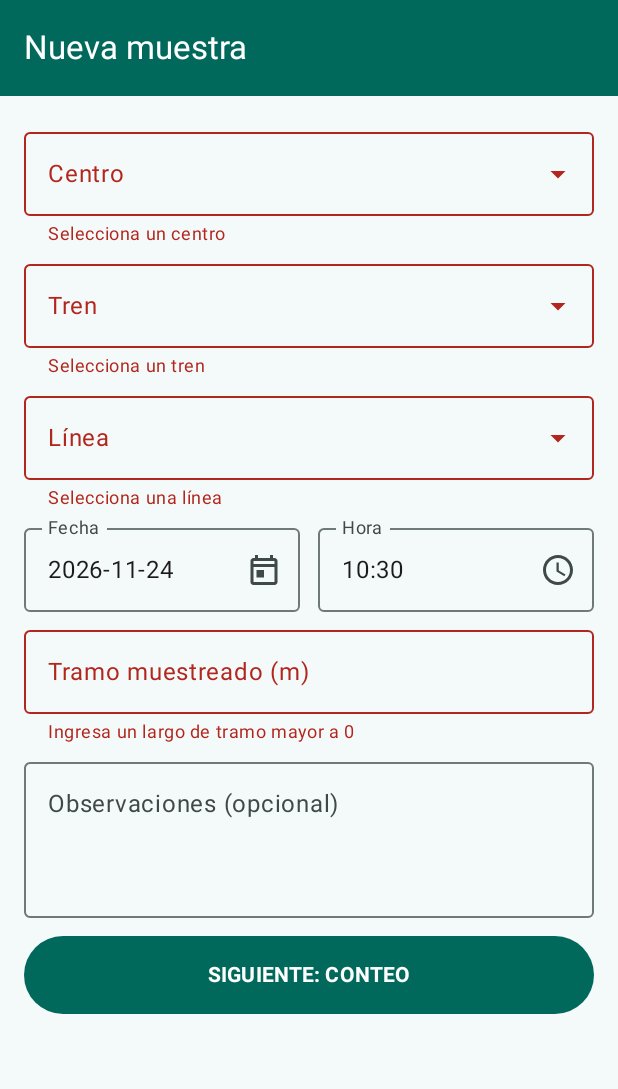
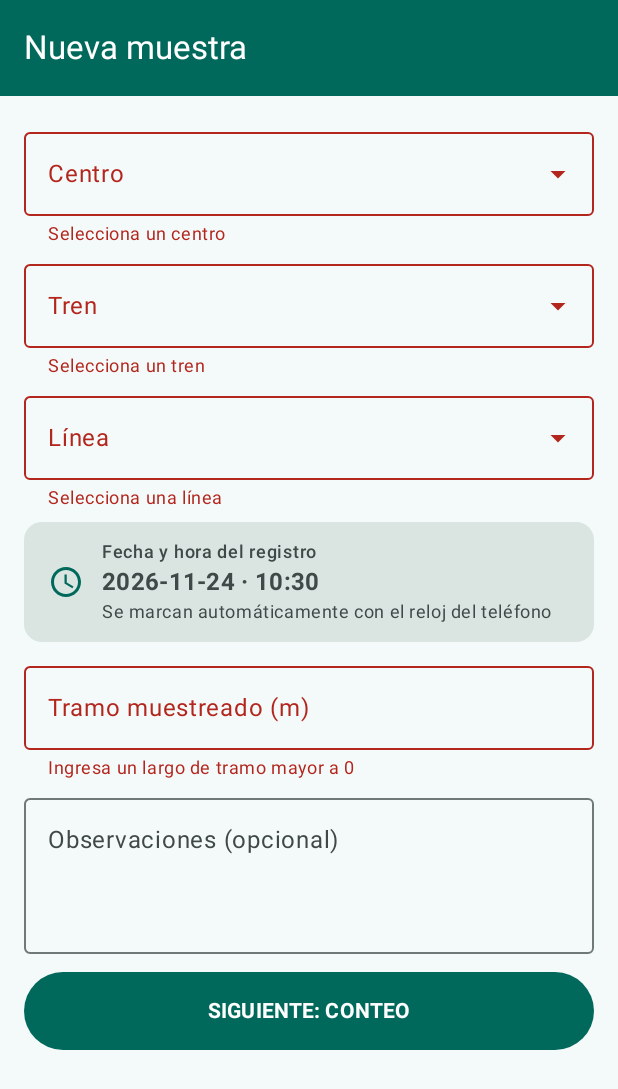
Before and after one commit to Catal2s/AquaSample-DSY1105, an Android app built with Jetpack Compose: the NuevaMuestraScreen screen opened through its navigation route, after a tap on "SIGUIENTE: CONTEO", on a phone screen of 412 x 824 dp. Shown: the top 1089 px of the screen. Run offline under Robolectric (Android 15) with nearby library versions, the phone set to English and light mode, and no system bars.

Commit message:
feat(formulario): marca la fecha y hora automáticamente con el reloj del teléfono
La fecha y la hora ya no se escriben: se marcan al abrir Nueva muestra y otra vez al enviar, para registrar el momento exacto. Se quitan el calendario, el reloj y sus validaciones.

```diff
--- a/app/src/main/java/com/example/aquasample/ui/screens/NuevaMuestraScreen.kt
+++ b/app/src/main/java/com/example/aquasample/ui/screens/NuevaMuestraScreen.kt
@@ -8,25 +8,27 @@ import androidx.compose.foundation.layout.fillMaxWidth
 import androidx.compose.foundation.layout.height
 import androidx.compose.foundation.layout.padding
 import androidx.compose.foundation.rememberScrollState
+import androidx.compose.foundation.shape.RoundedCornerShape
 import androidx.compose.foundation.verticalScroll
 import androidx.compose.material3.Button
+import androidx.compose.material3.Icon
+import androidx.compose.material3.MaterialTheme
+import androidx.compose.material3.Surface
 import androidx.compose.material3.Text
 import androidx.compose.runtime.Composable
+import androidx.compose.runtime.LaunchedEffect
 import androidx.compose.runtime.collectAsState
 import androidx.compose.runtime.getValue
-import androidx.compose.runtime.mutableStateOf
-import androidx.compose.runtime.saveable.rememberSaveable
-import androidx.compose.runtime.setValue
+import androidx.compose.ui.Alignment
 import androidx.compose.ui.Modifier
+import androidx.compose.ui.res.painterResource
+import androidx.compose.ui.semantics.semantics
 import androidx.compose.ui.text.font.FontWeight
 import androidx.compose.ui.text.input.KeyboardType
 import androidx.compose.ui.unit.dp
 import androidx.navigation.NavController
 import com.example.aquasample.R
-import com.example.aquasample.ui.components.CampoSeleccion
 import com.example.aquasample.ui.components.CampoTexto
-import com.example.aquasample.ui.components.DialogoFecha
-import com.example.aquasample.ui.components.DialogoHora
 import com.example.aquasample.ui.components.Selector
 import com.example.aquasample.ui.navigation.Rutas
 import com.example.aquasample.viewmodel.CampoMuestra
@@ -35,9 +37,9 @@ import com.example.aquasample.viewmodel.MuestraViewModel
 @Composable
 fun NuevaMuestraScreen(muestraViewModel: MuestraViewModel, navController: NavController) {
     val estado by muestraViewModel.uiState.collectAsState()
-    // Solo indican si el diálogo está abierto (estado de la vista, no del formulario).
-    var mostrarCalendario by rememberSaveable { mutableStateOf(false) }
-    var mostrarReloj by rememberSaveable { mutableStateOf(false) }
+
+    // Al abrir la pantalla se marca la fecha y hora actuales del teléfono.
+    LaunchedEffect(Unit) { muestraViewModel.marcarFechaHoraActual() }
 
     Column(
         modifier = Modifier
@@ -74,43 +76,8 @@ fun NuevaMuestraScreen(muestraViewModel: MuestraViewModel, navController: NavCon
             textoSinOpciones = "Primero selecciona un tren"
         )
 
-        // Fecha y hora parten con las del teléfono; al tocarlas se abre el calendario o el reloj.
-        Row(horizontalArrangement = Arrangement.spacedBy(12.dp)) {
-            CampoSeleccion(
-                valor = estado.fecha,
-                etiqueta = "Fecha",
-                icono = R.drawable.ic_calendario,
-                onClick = { mostrarCalendario = true },
-                error = estado.errores[CampoMuestra.FECHA],
-                modifier = Modifier.weight(1f)
-            )
-            CampoSeleccion(
-                valor = estado.hora,
-                etiqueta = "Hora",
-                icono = R.drawable.ic_reloj,
-                onClick = { mostrarReloj = true },
-                error = estado.errores[CampoMuestra.HORA],
-                modifier = Modifier.weight(1f)
-            )
-        }
-
-        if (mostrarCalendario) {
-            DialogoFecha(
-                fechaInicialMillis = muestraViewModel.fechaEnMillis(),
-                hoyMillis = muestraViewModel.hoyEnMillis(),
-                onConfirmar = muestraViewModel::onFechaElegida,
-                onCerrar = { mostrarCalendario = false }
-            )
-        }
-        if (mostrarReloj) {
-            val (hora, minuto) = muestraViewModel.horaYMinuto()
-            DialogoHora(
-                horaInicial = hora,
-                minutoInicial = minuto,
-                onConfirmar = muestraViewModel::onHoraElegida,
-                onCerrar = { mostrarReloj = false }
-            )
-        }
+        // Fecha y hora: se marcan solas con el reloj del teléfono (no se escriben).
+        FechaHoraAutomatica(fecha = estado.fecha, hora = estado.hora)
 
         CampoTexto(
             valor = estado.tramo,
@@ -143,3 +110,40 @@ fun NuevaMuestraScreen(muestraViewModel: MuestraViewModel, navController: NavCon
         }
     }
 }
+
+/**
+ * Muestra la fecha y la hora del registro como información fija (no editable).
+ * Se marcan automáticamente al abrir el formulario y se actualizan al enviar la muestra.
+ */
+@Composable
+private fun FechaHoraAutomatica(fecha: String, hora: String) {
+    Surface(
+        color = MaterialTheme.colorScheme.surfaceVariant,
+        shape = RoundedCornerShape(12.dp),
+        modifier = Modifier
+            .fillMaxWidth()
+            .padding(vertical = 4.dp)
+            .semantics(mergeDescendants = true) {}
+    ) {
+        Row(
+            modifier = Modifier.padding(horizontal = 16.dp, vertical = 12.dp),
+            verticalAlignment = Alignment.CenterVertically,
+            horizontalArrangement = Arrangement.spacedBy(12.dp)
+        ) {
+            Icon(
+                painter = painterResource(R.drawable.ic_reloj),
+                contentDescription = null,
+                tint = MaterialTheme.colorScheme.primary
+            )
+            Column {
+                Text("Fecha y hora del registro", style = MaterialTheme.typography.labelMedium)
+                Text("$fecha · $hora", style = MaterialTheme.typography.titleMedium, fontWeight = FontWeight.Bold)
+                Text(
+                    "Se marcan automáticamente con el reloj del teléfono",
+                    style = MaterialTheme.typography.bodySmall,
+                    color = MaterialTheme.colorScheme.onSurfaceVariant
+                )
+            }
+        }
+    }
+}
--- a/app/src/main/java/com/example/aquasample/viewmodel/MuestraViewModel.kt
+++ b/app/src/main/java/com/example/aquasample/viewmodel/MuestraViewModel.kt
@@ -18,10 +18,9 @@ import kotlinx.coroutines.flow.update
 import java.text.SimpleDateFormat
 import java.util.Date
 import java.util.Locale
-import java.util.TimeZone
 
 /** Campos que se validan, para mostrar el error debajo del campo correcto. */
-enum class CampoMuestra { CENTRO, TREN, LINEA, FECHA, HORA, TRAMO, INDIVIDUOS, CALIBRE, FOTO }
+enum class CampoMuestra { CENTRO, TREN, LINEA, TRAMO, INDIVIDUOS, CALIBRE, FOTO }
 
 /** Marca táctil sobre la fotografía para el conteo asistido. Coordenadas normalizadas (0.0 a 1.0). */
 data class PuntoMarca(
@@ -103,36 +102,13 @@ class MuestraViewModel(
         _uiState.update { it.copy(linea = linea, errores = it.errores - CampoMuestra.LINEA) }
     }
 
-    fun onFechaChange(valor: String) {
-        _uiState.update { it.copy(fecha = valor, errores = it.errores - CampoMuestra.FECHA) }
-    }
-
-    fun onHoraChange(valor: String) {
-        _uiState.update { it.copy(hora = valor, errores = it.errores - CampoMuestra.HORA) }
-    }
-
-    /** Recibe el día elegido en el calendario (DatePicker), que viene en milisegundos UTC. */
-    fun onFechaElegida(millisUtc: Long) {
-        onFechaChange(formatoFecha(utc = true).format(Date(millisUtc)))
-    }
-
-    /** Recibe la hora elegida en el reloj (TimePicker). */
-    fun onHoraElegida(hora: Int, minuto: Int) {
-        onHoraChange(String.format(Locale.US, "%02d:%02d", hora, minuto))
-    }
-
-    /** Fecha del formulario en milisegundos UTC, para que el calendario parta en ese día. */
-    fun fechaEnMillis(): Long? = fechaAMillisUtc(_uiState.value.fecha)
-
-    /** Hoy en milisegundos UTC: el calendario no deja elegir días posteriores. */
-    fun hoyEnMillis(): Long = fechaAMillisUtc(hoy()) ?: Long.MAX_VALUE
-
-    /** Hora y minuto del formulario, para que el reloj parta en esa hora. */
-    fun horaYMinuto(): Pair<Int, Int> {
-        val hora = _uiState.value.hora.trim()
-        if (!horaValida(hora)) return 0 to 0
-        val partes = hora.split(":")
-        return partes[0].toInt() to partes[1].toInt()
+    /**
+     * La fecha y la hora no se escriben: se marcan solas con el reloj del teléfono.
+     * Se llama al abrir Nueva muestra y otra vez al enviar, así la muestra queda
+     * con el momento exacto en que se registró y el operador no puede equivocarse.
+     */
+    fun marcarFechaHoraActual() {
+        _uiState.update { it.copy(fecha = hoy(), hora = horaActual()) }
     }
 
     fun onTramoChange(valor: String) {
@@ -159,15 +135,7 @@ class MuestraViewModel(
         if (estado.centro == null) errores[CampoMuestra.CENTRO] = "Selecciona un centro"
         if (estado.tren == null) errores[CampoMuestra.TREN] = "Selecciona un tren"
         if (estado.linea == null) errores[CampoMuestra.LINEA] = "Selecciona una línea"
-        // La muestra se registra en terreno, así que no puede tener fecha ni hora futuras.
-        // Como el formato es AAAA-MM-DD y HH:MM, se pueden comparar como texto.
-        val hoy = hoy()
-        val fecha = estado.fecha.trim()
-        val hora = estado.hora.trim()
-        if (!fechaValida(fecha)) errores[CampoMuestra.FECHA] = "Usa el formato AAAA-MM-DD"
-        else if (fecha > hoy) errores[CampoMuestra.FECHA] = "La fecha no puede ser posterior a hoy"
-        if (!horaValida(hora)) errores[CampoMuestra.HORA] = "Usa el formato HH:MM"
-        else if (fecha == hoy && hora > horaActual()) errores[CampoMuestra.HORA] = "La hora no puede ser posterior a la actual"
+        // La fecha y la hora no se validan: las pone el reloj del teléfono (marcarFechaHoraActual).
 
         val tramo = estado.tramoMetros
         if (tramo == null || tramo <= 0) errores[CampoMuestra.TRAMO] = "Ingresa un largo de tramo mayor a 0"
@@ -266,6 +234,8 @@ class MuestraViewModel(
         val conteoOk = validarConteo()
         if (!datosOk || !conteoOk) return false
 
+        // Se registra el momento exacto del envío.
+        marcarFechaHoraActual()
         val estado = _uiState.value
         val muestra = Muestra(
             id = repositorio.siguienteId(),
@@ -322,35 +292,14 @@ class MuestraViewModel(
     /** La fecha y la hora parten con el momento actual del teléfono. */
     private fun estadoInicial(): MuestraUiState = MuestraUiState(fecha = hoy(), hora = horaActual())
 
-    private fun hoy(): String = formatoFecha().format(reloj())
+    /** Fecha del teléfono en formato AAAA-MM-DD (el mismo que usa el backend). */
+    private fun hoy(): String = SimpleDateFormat("yyyy-MM-dd", Locale.US).format(reloj())
 
+    /** Hora del teléfono en formato HH:mm (24 horas). */
     private fun horaActual(): String = SimpleDateFormat("HH:mm", Locale.US).format(reloj())
 
-    /** El DatePicker trabaja en UTC; el resto de la app en la zona horaria del teléfono. */
-    private fun formatoFecha(utc: Boolean = false) = SimpleDateFormat("yyyy-MM-dd", Locale.US).apply {
-        isLenient = false
-        if (utc) timeZone = TimeZone.getTimeZone("UTC")
-    }
-
-    private fun fechaAMillisUtc(fecha: String): Long? =
-        if (fechaValida(fecha)) runCatching { formatoFecha(utc = true).parse(fecha.trim())?.time }.getOrNull()
-        else null
-
-    private fun fechaValida(fecha: String): Boolean =
-        Regex("""\d{4}-\d{2}-\d{2}""").matches(fecha.trim()) &&
-            runCatching { formatoFecha().parse(fecha.trim()) }.getOrNull() != null
-
-    private fun horaValida(hora: String): Boolean {
-        val partes = hora.trim().split(":")
-        if (partes.size != 2 || partes.any { it.length != 2 || !it.all(Char::isDigit) }) return false
-        return partes[0].toInt() in 0..23 && partes[1].toInt() in 0..59
-    }
-
     private companion object {
-        val DATOS_MUESTRA = setOf(
-            CampoMuestra.CENTRO, CampoMuestra.TREN, CampoMuestra.LINEA,
-            CampoMuestra.FECHA, CampoMuestra.HORA, CampoMuestra.TRAMO
-        )
+        val DATOS_MUESTRA = setOf(CampoMuestra.CENTRO, CampoMuestra.TREN, CampoMuestra.LINEA, CampoMuestra.TRAMO)
         val DATOS_CONTEO = setOf(CampoMuestra.INDIVIDUOS, CampoMuestra.CALIBRE, CampoMuestra.FOTO)
     }
 }
```
Also changed, not shown: app/src/main/java/com/example/aquasample/ui/components/DialogosFechaHora.kt (deleted, +0 -83 lines).
